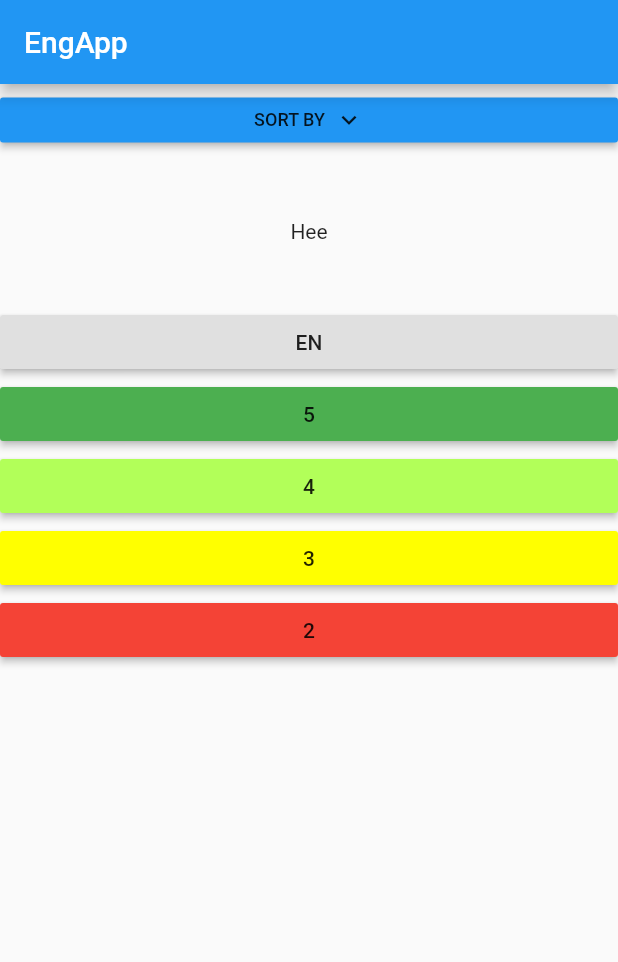
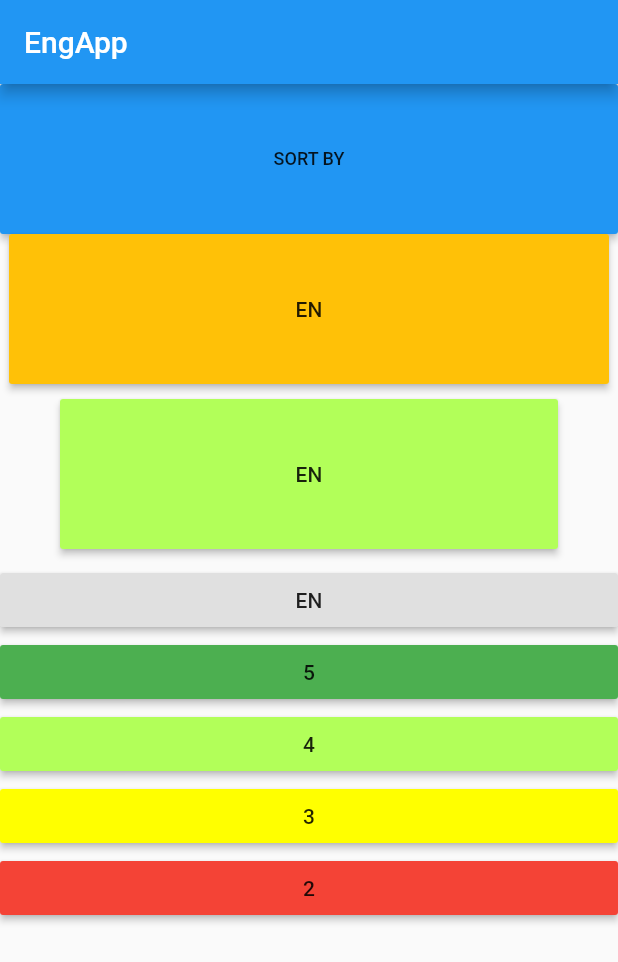
Before and after one commit to tmnk/engApp, a Flutter app: the screen it shows after launch, on a phone screen of 412 x 824 dp. Shown: the top 962 px of the screen. Run offline on Flutter 3.47's test engine with Material 2 defaults, Android fonts, the phone set to English and light mode, and no system bars.

Commit message:
button style

```diff
--- a/lib/main.dart
+++ b/lib/main.dart
@@ -38,33 +38,59 @@ class MListState extends State<MyApp> {
           children: <Widget>[
             ButtonTheme(
               minWidth: 16.0,
-              height: 30.0,
+              height: 100.0,
               child: RaisedButton(
                 onPressed: () => print("a"),
                 child: new Row(
                   mainAxisSize: MainAxisSize.min,
                   children: <Widget>[
                     Padding(
-                      padding: const EdgeInsets.only(right: 6.0),
                       child: Text(
                         'SORT BY',
                         style: TextStyle(fontSize: 12.0),
                       ),
-                    ),
-                    Icon(
-                      Icons.keyboard_arrow_down,
-                      size: 20.0,
+                      padding: EdgeInsets.all(10),
                     ),
                   ],
                 ),
               ),
             ),
-            SizedBox(
-            width: 100,
-            height: 100,
-            child: Center(child: Text(
-              "Hee"
-            ))),
+            Center (
+              child :
+              SizedBox(
+                  width: 400,
+                  height: 100,
+
+                  child: Center(child:
+                  RaisedButton(
+                    color : Colors.amber,
+                    onPressed: () {
+
+                    },
+
+                    child: Center(child: Text('EN')),
+                  ),
+                ),
+            ),
+            ),
+            Padding(
+              child : SizedBox(
+                width: 100,
+                height: 100,
+
+                child: Center(child:
+                RaisedButton(
+                  color : Colors.lightGreenAccent,
+                  onPressed: () {
+
+                  },
+
+                  child: Center(child: Text('EN')),
+                ),
+                ),
+              ),
+              padding: EdgeInsets.symmetric(vertical: 10, horizontal: 40),
+            ),
             RaisedButton(
               onPressed: () {
 
@@ -76,7 +102,7 @@ class MListState extends State<MyApp> {
               onPressed: () {
 
               },
-                child: Text('5'),
+              child: Text('5'),
               color: Colors.green,
             ),
             RaisedButton(
```
